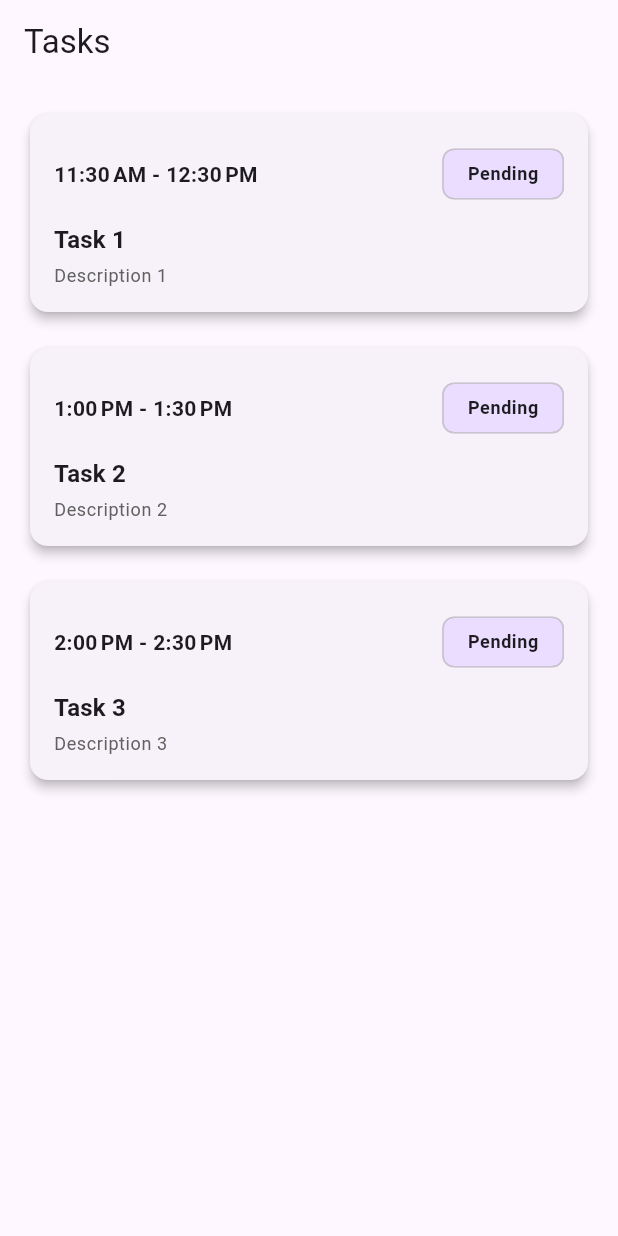
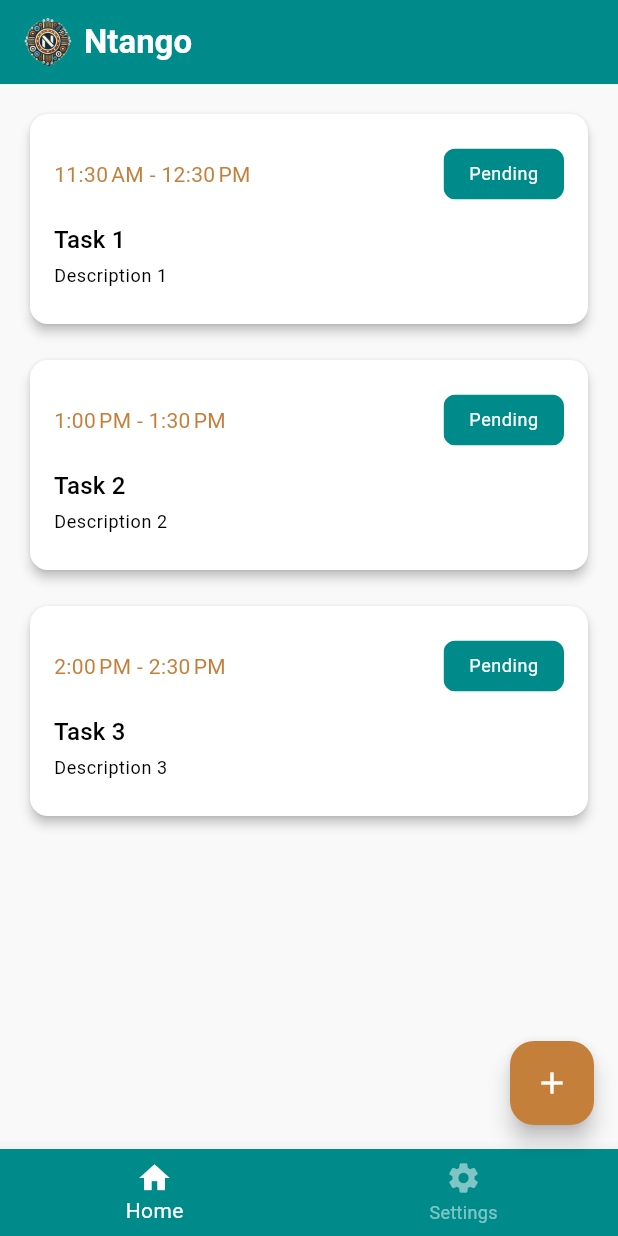
Before and after one commit to h00dieB0y/ntango, a Flutter app: the screen it shows after launch, on a phone screen of 412 x 824 dp. Run offline on Flutter 3.47's test engine with Material 3 defaults, Android fonts, the phone set to English and light mode, and no system bars.

Commit message:
Feat: Add home page (#5)
This pull request includes significant updates to the UI, theme, and
structure of the Ntango app. The changes focus on implementing a new
theme, restructuring the home page, and improving the task card widget.

### UI and Theme Updates:
*
[`app/ui/lib/main.dart`](diffhunk://#diff-6a6538cd8b6a9caa6774f61089449f2b0db4c35e28f8955c2d6a9a170e57a363L2-R3):
Updated the main app to use new light and dark themes
(`ntangoLightTheme` and `ntangoDarkTheme`), and set `HomePage` as the
home screen.
[[1]](diffhunk://#diff-6a6538cd8b6a9caa6774f61089449f2b0db4c35e28f8955c2d6a9a170e57a363L2-R3)
[[2]](diffhunk://#diff-6a6538cd8b6a9caa6774f61089449f2b0db4c35e28f8955c2d6a9a170e57a363L15-R20)
*
[`app/ui/lib/src/theme/ntango_theme.dart`](diffhunk://#diff-c94db56bf1b24ed2ef22ab90484c2b9df46672e0646e05325ea4616ba69b3936R1-R41):
Added new light and dark themes with customized color schemes.

### Home Page and Navigation:
*
[`app/ui/lib/src/presentation/home_page.dart`](diffhunk://#diff-57935ece6da0c2c102dc919232597fca74558836387aabb7b0690239e9c0b673R1-R91):
Created a new `HomePage` with a bottom navigation bar and an indexed
stack to switch between the task list and a placeholder settings page.
*
[`app/ui/pubspec.yaml`](diffhunk://#diff-8c7a5b3868c526d1b4936992a4daed7544c0fd40fb3053f9c156985f157f8decR55-R57):
Updated assets section to include images for the app logo.

### Task Management:
*
[`app/ui/lib/src/features/tasks/presentation/widgets/tasks_list.dart`](diffhunk://#diff-31fb0d646ac51c805738721d6d86606d8092bd7fb8ab47ab9c2e227fe901f57aR1-R30):
Added a new `TasksList` widget to display a list of tasks using
`FutureBuilder`.
*
[`app/ui/lib/src/features/tasks/presentation/widgets/task_card.dart`](diffhunk://#diff-29433baee83d888503eedb15ed1a38e2d3c0044fe198917b1222c87e71193c0dL7-R7):
Enhanced `TaskCard` to use the new theme colors and improved text
styles.
[[1]](diffhunk://#diff-29433baee83d888503eedb15ed1a38e2d3c0044fe198917b1222c87e71193c0dL7-R7)
[[2]](diffhunk://#diff-29433baee83d888503eedb15ed1a38e2d3c0044fe198917b1222c87e71193c0dR32-R55)
[[3]](diffhunk://#diff-29433baee83d888503eedb15ed1a38e2d3c0044fe198917b1222c87e71193c0dL63-R116)

### Code Cleanup:
*
[`app/ui/lib/src/features/tasks/presentation/pages/tasks_page.dart`](diffhunk://#diff-5cfbe2b88af34500d04ecd8a274b48d752066228d885bf7e78692efb1e498569L1-L40):
Removed the old `TasksPage` class as it has been replaced by the new
`TasksList` widget.

```diff
--- a/app/ui/lib/main.dart
+++ b/app/ui/lib/main.dart
@@ -1,5 +1,6 @@
 import 'package:flutter/material.dart';
-import 'package:ntango/src/features/tasks/presentation/pages/tasks_page.dart';
+import 'package:ntango/src/presentation/home_page.dart';
+import 'package:ntango/src/theme/ntango_theme.dart';
 
 void main() {
   runApp(const NtangoApp());
@@ -12,10 +13,11 @@ class NtangoApp extends StatelessWidget {
   Widget build(BuildContext context) {
     return MaterialApp(
       title: 'Ntango',
-      theme: ThemeData(
-        primarySwatch: Colors.blue,
-      ),
-      home: const TasksPage(),
+      theme: ntangoLightTheme,
+      darkTheme: ntangoDarkTheme,
+      themeMode: ThemeMode.system,
+      home: const HomePage(),
+      debugShowCheckedModeBanner: false,
     );
   }
 }
--- /dev/null
+++ b/app/ui/lib/src/constants/app_assets.dart
@@ -0,0 +1,4 @@
+
+class AppAssets {
+  static const String logo = 'assets/images/ntango-logo.png';
+}
--- a/app/ui/lib/src/features/tasks/presentation/pages/tasks_page.dart
+++ /dev/null
@@ -1,40 +0,0 @@
-import 'package:flutter/material.dart';
-import 'package:ntango/src/features/tasks/data/models/task_model.dart';
-import 'package:ntango/src/features/tasks/data/repositories/task_repository.dart';
-import 'package:ntango/src/features/tasks/presentation/widgets/task_card.dart';
-
-class TasksPage extends StatelessWidget {
-  const TasksPage({super.key});
-
-  @override
-  Widget build(BuildContext context) {
-    return Scaffold(
-      appBar: AppBar(title: const Text('Tasks')),
-      body: FutureBuilder<List<TaskModel>>(
-        future: TaskRepository.getAllTask(),
-        builder: (context, snapshot) {
-          if (snapshot.connectionState == ConnectionState.waiting) {
-            return const Center(child: CircularProgressIndicator());
-          } else if (snapshot.hasError) {
-            return Center(
-              child: Text('Error: ${snapshot.error}'),
-            );
-          } else if (!snapshot.hasData || snapshot.data!.isEmpty) {
-            return const Center(
-              child: Text('No tasks found'),
-            );
-          } else {
-            final tasks = snapshot.data!;
-            return ListView.separated(
-              padding: const EdgeInsets.all(16),
-              itemCount: tasks.length,
-              separatorBuilder: (context, index) =>
-                  const SizedBox(height: 16),
-              itemBuilder: (context, index) => TaskCard(task: tasks[index]),
-            );
-          }
-        },
-      ),
-    );
-  }
-}
--- a/app/ui/lib/src/features/tasks/presentation/widgets/task_card.dart
+++ b/app/ui/lib/src/features/tasks/presentation/widgets/task_card.dart
@@ -4,7 +4,7 @@ import 'package:ntango/src/features/tasks/data/models/task_model.dart';
 
 class TaskCard extends StatelessWidget {
   final TaskModel task;
-  final VoidCallback? onTap; // Optional tap callback
+  final VoidCallback? onTap;
 
   const TaskCard({
     super.key,
@@ -29,18 +29,30 @@ class TaskCard extends StatelessWidget {
   }
 
   Color _badgeColor(BuildContext context) {
+    final colorScheme = Theme.of(context).colorScheme;
     if (task.isCompleted) {
-      return Theme.of(context).colorScheme.secondaryContainer;
+      return colorScheme.secondaryContainer;
     } else if (DateTime.now().isAfter(task.startDate) &&
         DateTime.now().isBefore(task.endDate)) {
+      // Using a theme-based amber alternative can be defined in your theme.
       return Colors.amber;
     } else {
-      return Theme.of(context).colorScheme.primaryContainer;
+      return colorScheme.primaryContainer;
+    }
+  }
+
+  Color _badgeTextColor(BuildContext context) {
+    final colorScheme = Theme.of(context).colorScheme;
+    if (task.isCompleted) {
+      return colorScheme.onSecondary;
+    } else {
+      return colorScheme.onPrimary;
     }
   }
 
   @override
   Widget build(BuildContext context) {
+    final textTheme = Theme.of(context).textTheme;
     return Card(
       elevation: 3,
       shape: RoundedRectangleBorder(
@@ -60,36 +72,47 @@ class TaskCard extends StatelessWidget {
                 children: [
                   Text(
                     _formatTimeRange(),
-                    style: Theme.of(context).textTheme.bodyMedium?.copyWith(
-                          fontWeight: FontWeight.w600,
-                        ),
+                    style: textTheme.bodyMedium?.copyWith(
+                      color: Theme.of(context).colorScheme.secondary,
+                    ),
                   ),
                   Chip(
+                    shape: RoundedRectangleBorder(
+                      borderRadius: BorderRadius.circular(8),
+                      side: BorderSide(style: BorderStyle.none),
+                    ),
                     label: Text(
                       badgeText,
-                      style: Theme.of(context).textTheme.bodySmall?.copyWith(
-                            fontWeight: FontWeight.w600,
-                          ),
+                      style: textTheme.bodySmall?.copyWith(
+                        color: _badgeTextColor(context),
+                      ),
                     ),
                     backgroundColor: _badgeColor(context),
-                  )
+                  ),
                 ],
               ),
               const SizedBox(height: 8),
               // Task title
               Text(
                 task.title,
-                style: Theme.of(context).textTheme.titleMedium?.copyWith(
-                      fontWeight: FontWeight.bold,
-                    ),
+                style: textTheme.titleMedium?.copyWith(
+                  color: Theme.of(context).colorScheme.onSurface,
+                ),
               ),
               const SizedBox(height: 4),
               // Task description
               Text(
                 task.description,
-                style: Theme.of(context).textTheme.bodySmall?.copyWith(
-                      color: Colors.grey[700],
-                    ),
+                style: textTheme.bodySmall?.copyWith(
+                  color: Theme.of(context).colorScheme.onSurfaceVariant,
+                ),
+              ),
+              const SizedBox(height: 8),
+              Row(
+                mainAxisAlignment: MainAxisAlignment.spaceBetween,
+                children: [
+
+                ],
               ),
             ],
           ),
--- /dev/null
+++ b/app/ui/lib/src/features/tasks/presentation/widgets/tasks_list.dart
@@ -0,0 +1,30 @@
+import 'package:flutter/material.dart';
+import 'package:ntango/src/features/tasks/data/models/task_model.dart';
+import 'package:ntango/src/features/tasks/data/repositories/task_repository.dart';
+import 'package:ntango/src/features/tasks/presentation/widgets/task_card.dart';
+
+class TasksList extends StatelessWidget {
+  const TasksList({super.key});
+
+  @override
+  Widget build(BuildContext context) => FutureBuilder<List<TaskModel>>(
+    future: TaskRepository.getAllTask(),
+    builder: (context, snapshot) {
+      if (snapshot.connectionState == ConnectionState.waiting) {
+        return const Center(child: CircularProgressIndicator());
+      } else if (snapshot.hasError) {
+        return Center(child: Text('Error: ${snapshot.error}'));
+      } else if (!snapshot.hasData || snapshot.data!.isEmpty) {
+        return const Center(child: Text('No tasks found'));
+      } else {
+        final tasks = snapshot.data!;
+        return ListView.separated(
+          padding: const EdgeInsets.all(16),
+          itemCount: tasks.length,
+          separatorBuilder: (context, index) => const SizedBox(height: 16),
+          itemBuilder: (context, index) => TaskCard(task: tasks[index]),
+        );
+      }
+    },
+  );
+}
--- /dev/null
+++ b/app/ui/lib/src/presentation/home_page.dart
@@ -0,0 +1,91 @@
+import 'package:flutter/material.dart';
+import 'package:ntango/src/constants/app_assets.dart';
+import 'package:ntango/src/features/tasks/presentation/widgets/tasks_list.dart';
+
+class HomePage extends StatefulWidget {
+  const HomePage({super.key});
+
+  @override
+  State<HomePage> createState() => _HomePageState();
+}
+
+class _HomePageState extends State<HomePage> {
+  int _selectedIndex = 0;
+
+  void _onBottomNavTapped(int index) {
+    setState(() {
+      _selectedIndex = index;
+    });
+  }
+
+  @override
+  Widget build(BuildContext context) {
+    final theme = Theme.of(context);
+    final textTheme = theme.textTheme;
+
+    return Scaffold(
+      appBar: AppBar(
+        title: Row(
+          children: [
+            Image.asset(
+              AppAssets.logo,
+              width: 32,
+              height: 32,
+            ),
+            const SizedBox(width: 8),
+            Text(
+              'Ntango',
+              style: textTheme.titleLarge?.copyWith(
+                fontWeight: FontWeight.bold,
+                color: theme.colorScheme.onPrimary,
+              ),
+            ),
+          ],
+        ),
+        backgroundColor: theme.colorScheme.primary,
+      ),
+      body: IndexedStack(
+        index: _selectedIndex,
+        children: [
+          const TasksList(),
+          Center(
+            child: Text(
+              'Settings Page Coming Soon...',
+              style: textTheme.titleLarge?.copyWith(
+                // Italicize the text
+                fontStyle: FontStyle.italic,
+              ),
+            ),
+          ),
+        ],
+      ),
+      floatingActionButton: FloatingActionButton(
+        onPressed: () {
+          // TODO: Add action for FAB
+        },
+        tooltip: 'Add Task',
+        backgroundColor: theme.colorScheme.secondary,
+        child: const Icon(Icons.add),
+      ),
+      bottomNavigationBar: BottomNavigationBar(
+        items: const [
+          BottomNavigationBarItem(
+            icon: Icon(Icons.home),
+            label: 'Home',
+          ),
+          BottomNavigationBarItem(
+            icon: Icon(Icons.settings),
+            label: 'Settings',
+          ),
+        ],
+        currentIndex: _selectedIndex,
+        backgroundColor: theme.colorScheme.primary,
+        selectedItemColor: theme.colorScheme.onPrimary,
+        unselectedItemColor: theme.colorScheme.onPrimary.withValues(alpha: 0.5),
+        onTap: _onBottomNavTapped,
+        type: BottomNavigationBarType.fixed,
+        elevation: 8,
+      ),
+    );
+  }
+}
--- /dev/null
+++ b/app/ui/lib/src/theme/ntango_theme.dart
@@ -0,0 +1,41 @@
+import 'package:flutter/material.dart';
+
+/// Light Theme
+final ThemeData ntangoLightTheme = ThemeData(
+  useMaterial3: true,
+  brightness: Brightness.light,
+  colorScheme: const ColorScheme(
+    brightness: Brightness.light,
+    primary: Color(0xFF008B8B),   // Teal (logo highlights)
+    onPrimary: Colors.white,
+    secondary: Color(0xFFC47F3B), // Copper/Gold (logo ring)
+    onSecondary: Colors.white,
+    surface: Color(0xFFFFFFFF),
+    onSurface: Colors.black,
+    error: Color(0xFFBA1A1A),
+    onError: Colors.white,
+  ),
+  scaffoldBackgroundColor: const Color(0xFFF9F9F9),
+
+  fontFamily: 'Roboto',
+);
+
+/// Dark Theme
+final ThemeData ntangoDarkTheme = ThemeData(
+  useMaterial3: true,
+  brightness: Brightness.dark,
+  colorScheme: const ColorScheme(
+    brightness: Brightness.dark,
+    primary: Color(0xFF008B8B),   // Teal (logo highlights)
+    onPrimary: Colors.white,
+    secondary: Color(0xFFC47F3B), // Copper/Gold (logo ring)
+    onSecondary: Colors.white,
+    surface: Color(0xFF303841),
+    onSurface: Colors.white,
+    error: Color(0xFFFFB4A2),
+    onError: Colors.black,
+  ),
+  scaffoldBackgroundColor: const Color(0xFF303841),
+
+  fontFamily: 'Roboto',
+);
--- a/app/ui/pubspec.yaml
+++ b/app/ui/pubspec.yaml
@@ -52,6 +52,9 @@ dev_dependencies:
 
 # The following section is specific to Flutter packages.
 flutter:
+  assets:
+    - assets/
+    - assets/images/
 
   # The following line ensures that the Material Icons font is
   # included with your application, so that you can use the icons in
```
Also changed, not shown: app/ui/assets/images/ntango-logo.png (added).
